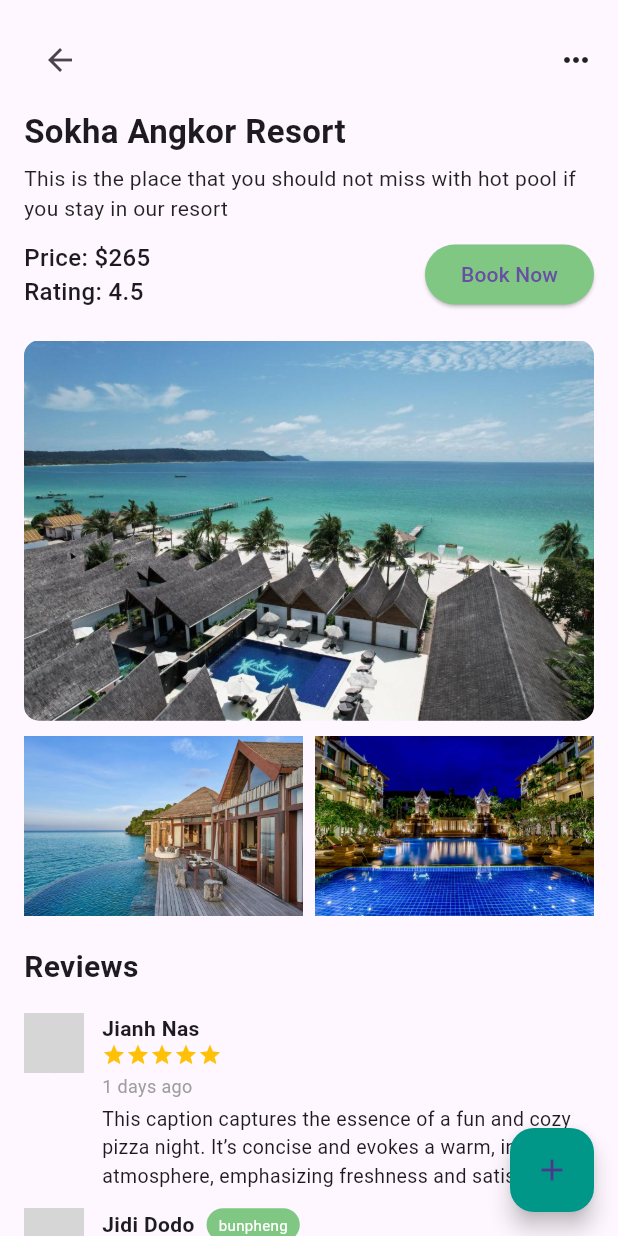
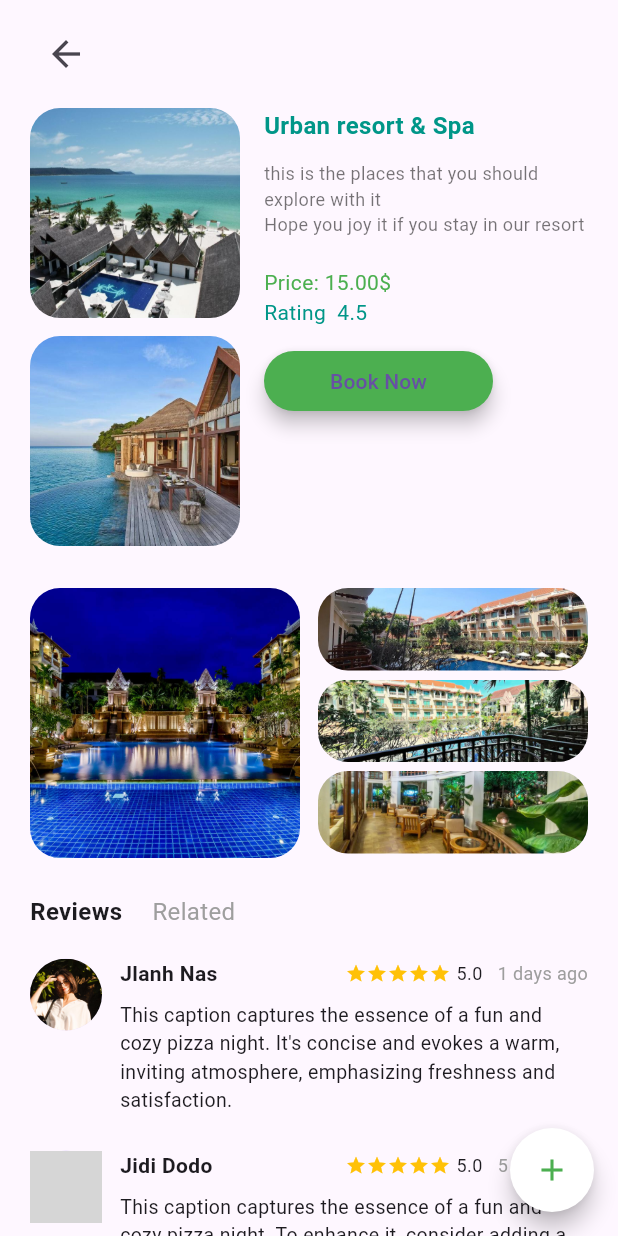
Before and after one commit to DeangDane/Flutter-TripTrek, a Flutter app: the PlaceDetailScreen screen opened directly, on a phone screen of 412 x 824 dp. Run offline on Flutter 3.47's test engine with Material 3 defaults, Android fonts, the phone set to English and light mode, and no system bars; our stand-ins replace image_picker, shared_preferences; accounts and stored records are empty; grey boxes are pictures that could not be loaded.

Commit message:
home place detail

```diff
--- a/lib/main.dart
+++ b/lib/main.dart
@@ -1,5 +1,7 @@
 import 'package:flutter/material.dart';
 import 'package:triptrek/screens/loading.dart';
+
+
 void main() {
   runApp(const MyApp());
 }
--- a/lib/screens/s2-home/place_detail_screen.dart
+++ b/lib/screens/s2-home/place_detail_screen.dart
@@ -1,180 +1,215 @@
 import 'package:flutter/material.dart';
+// import 'package:triptrek/widgets/feedback_modal.dart'; // ✅ Import your modal
 
 class PlaceDetailScreen extends StatelessWidget {
   const PlaceDetailScreen({super.key});
 
+  Widget _roundedImage(String path, double width, double height) {
+    return ClipRRect(
+      borderRadius: BorderRadius.circular(20),
+      child: Image.asset(path, width: width, height: height, fit: BoxFit.cover),
+    );
+  }
+
+  Widget _reviewTile({
+    required String avatar,
+    required String name,
+    required String date,
+    required String comment,
+    required double rating,
+  }) {
+    return Padding(
+      padding: const EdgeInsets.only(bottom: 24),
+      child: Row(
+        crossAxisAlignment: CrossAxisAlignment.start,
+        children: [
+          CircleAvatar(backgroundImage: AssetImage(avatar), radius: 24),
+          const SizedBox(width: 12),
+          Expanded(
+            child: Column(
+              crossAxisAlignment: CrossAxisAlignment.start,
+              children: [
+                Row(
+                  children: [
+                    Text(name, style: const TextStyle(fontWeight: FontWeight.bold)),
+                    const Spacer(),
+                    Row(
+                      children: List.generate(
+                          5,
+                          (index) => const Icon(
+                                Icons.star,
+                                size: 14,
+                                color: Colors.amber,
+                              )),
+                    ),
+                    const SizedBox(width: 4),
+                    Text('$rating', style: const TextStyle(fontSize: 12)),
+                    const SizedBox(width: 10),
+                    Text(date, style: const TextStyle(fontSize: 12, color: Colors.grey)),
+                  ],
+                ),
+                const SizedBox(height: 8),
+                Text(comment, style: const TextStyle(fontSize: 13)),
+              ],
+            ),
+          ),
+        ],
+      ),
+    );
+  }
+
   @override
   Widget build(BuildContext context) {
     return Scaffold(
+      floatingActionButton: FloatingActionButton(
+        backgroundColor: Colors.white,
+        shape: const CircleBorder(),
+        onPressed: () {
+          showModalBottomSheet(
+            context: context,
+            isScrollControlled: true,
+            shape: const RoundedRectangleBorder(
+              borderRadius: BorderRadius.vertical(top: Radius.circular(20)),
+            ),
+            builder: (context) => const Center(child: Text('Feedback Modal Placeholder')), // TODO: Replace with actual FeedbackModal widget
+          );
+        },
+        child: const Icon(Icons.add, color: Colors.green),
+      ),
       body: SafeArea(
         child: SingleChildScrollView(
-          padding: const EdgeInsets.all(16),
+          padding: const EdgeInsets.symmetric(horizontal: 20, vertical: 12),
           child: Column(
             crossAxisAlignment: CrossAxisAlignment.start,
             children: [
-              // Back button + title
+              IconButton(
+                icon: const Icon(Icons.arrow_back, size: 28),
+                onPressed: () => Navigator.pop(context),
+              ),
+              const SizedBox(height: 12),
+
+              /// ✅ Header layout (Top): Left images, right info
               Row(
+                crossAxisAlignment: CrossAxisAlignment.start,
                 children: [
-                  IconButton(
-                    icon: const Icon(Icons.arrow_back),
-                    onPressed: () => Navigator.pop(context),
+                  Column(
+                    children: [
+                      _roundedImage('assets/images/resort1.jpg', 140, 140),
+                      const SizedBox(height: 12),
+                      _roundedImage('assets/images/resort2.jpg', 140, 140),
+                    ],
                   ),
-                  const Spacer(),
-                  const Icon(Icons.more_horiz),
-                ],
-              ),
-
-              const SizedBox(height: 8),
-              const Text(
-                "Sokha Angkor Resort",
-                style: TextStyle(fontSize: 22, fontWeight: FontWeight.bold),
-              ),
-              const SizedBox(height: 6),
-              const Text(
-                "This is the place that you should not miss with hot pool if you stay in our resort",
-                style: TextStyle(fontSize: 14, color: Colors.black87),
-              ),
-
-              const SizedBox(height: 10),
-
-              Row(
-                mainAxisAlignment: MainAxisAlignment.spaceBetween,
-                children: [
-                  const Text(
-                    "Price: \$265\nRating: 4.5",
-                    style: TextStyle(fontSize: 16, fontWeight: FontWeight.w500),
-                  ),
-                  ElevatedButton(
-                    onPressed: () {},
-                    style: ElevatedButton.styleFrom(
-                      backgroundColor: Colors.green[300],
-                      shape: RoundedRectangleBorder(
-                        borderRadius: BorderRadius.circular(20),
-                      ),
+                  const SizedBox(width: 16),
+                  Expanded(
+                    child: Column(
+                      crossAxisAlignment: CrossAxisAlignment.start,
+                      children: [
+                        const Text(
+                          'Urban resort & Spa',
+                          style: TextStyle(
+                            fontSize: 16,
+                            fontWeight: FontWeight.bold,
+                            color: Colors.teal,
+                          ),
+                        ),
+                        const SizedBox(height: 12),
+                        const Text(
+                          'this is the places that you should explore with it\nHope you joy it if you stay in our resort',
+                          style: TextStyle(fontSize: 12, color: Colors.black54),
+                        ),
+                        const SizedBox(height: 20),
+                        const Text('Price: 15.00\$',
+                            style: TextStyle(color: Colors.green)),
+                        const Text('Rating  4.5',
+                            style: TextStyle(color: Colors.teal)),
+                        const SizedBox(height: 12),
+                        ElevatedButton(
+                          onPressed: () {},
+                          style: ElevatedButton.styleFrom(
+                            backgroundColor: Colors.green,
+                            shape: RoundedRectangleBorder(
+                              borderRadius: BorderRadius.circular(30),
+                            ),
+                            elevation: 5,
+                          ),
+                          child: const Padding(
+                            padding: EdgeInsets.symmetric(horizontal: 20),
+                            child: Text('Book Now'),
+                          ),
+                        ),
+                      ],
                     ),
-                    child: const Text("Book Now"),
                   )
                 ],
               ),
 
-              const SizedBox(height: 20),
+              const SizedBox(height: 28),
 
-              // Gallery
-              ClipRRect(
-                borderRadius: BorderRadius.circular(10),
-                child: Image.asset("assets/images/resort1.jpg"),
-              ),
-              const SizedBox(height: 10),
+              /// ✅ Gallery layout (Bottom): 1 wide + 3 stacked
               Row(
+                crossAxisAlignment: CrossAxisAlignment.start,
                 children: [
-                  Expanded(child: Image.asset("assets/images/resort2.jpg", height: 120, fit: BoxFit.cover)),
-                  const SizedBox(width: 8),
-                  Expanded(child: Image.asset("assets/images/resort3.jpg", height: 120, fit: BoxFit.cover)),
+                  Expanded(
+                    flex: 1,
+                    child: _roundedImage('assets/images/resort3.jpg', double.infinity, 180),
+                  ),
+                  const SizedBox(width: 12),
+                  Expanded(
+                    flex: 1,
+                    child: Column(
+                      children: [
+                        _roundedImage('assets/images/resort4.jpg', double.infinity, 55),
+                        const SizedBox(height: 6),
+                        _roundedImage('assets/images/resort5.jpg', double.infinity, 55),
+                        const SizedBox(height: 6),
+                        _roundedImage('assets/images/resort6.jpg', double.infinity, 55),
+                      ],
+                    ),
+                  ),
                 ],
               ),
 
+              const SizedBox(height: 24),
+
+              /// Tabs
+              Row(
+                children: const [
+                  Text('Reviews', style: TextStyle(fontWeight: FontWeight.bold, fontSize: 16)),
+                  SizedBox(width: 20),
+                  Text('Related', style: TextStyle(color: Colors.grey, fontSize: 16)),
+                ],
+              ),
               const SizedBox(height: 20),
 
-              const Text(
-                "Reviews",
-                style: TextStyle(fontSize: 20, fontWeight: FontWeight.bold),
+              /// Reviews
+              _reviewTile(
+                avatar: 'assets/images/p1.jpg',
+                name: 'Jlanh Nas',
+                date: '1 days ago',
+                rating: 5.0,
+                comment:
+                    "This caption captures the essence of a fun and cozy pizza night. It's concise and evokes a warm, inviting atmosphere, emphasizing freshness and satisfaction.",
               ),
-
-              const SizedBox(height: 16),
-              _buildReview(
-                avatar: "assets/images/user1.jpg",
-                name: "Jianh Nas",
-                rating: 5,
-                timeAgo: "1 days ago",
+              _reviewTile(
+                avatar: 'assets/images/p2.jpg',
+                name: 'Jidi Dodo',
+                date: '5 days ago',
+                rating: 5.0,
                 comment:
-                    "This caption captures the essence of a fun and cozy pizza night. It’s concise and evokes a warm, inviting atmosphere, emphasizing freshness and satisfaction.",
+                    "This caption captures the essence of a fun and cozy pizza night. To enhance it, consider adding a playful element or a specific detail.",
               ),
-              const SizedBox(height: 12),
-              _buildReview(
-                avatar: "assets/images/user2.jpg",
-                name: "Jidi Dodo",
-                rating: 5,
-                timeAgo: "5 days ago",
-                badge: "bunpheng",
+              _reviewTile(
+                avatar: 'assets/images/p3.jpg',
+                name: 'Moso sas',
+                date: '4 days ago',
+                rating: 5.0,
                 comment:
-                    "This caption captures the essence of a fun and cozy pizza night. Add a playful element or detail like fresh basil, zesty tomatoes, and gooey cheese.",
+                    "Homemade pizza night! With fresh basil, zesty tomatoes, and gooey cheese — happy tummies all around!",
               ),
-              const SizedBox(height: 12),
-              _buildReview(
-                avatar: "assets/images/user3.jpg",
-                name: "Moso sas",
-                rating: 5,
-                timeAgo: "4 days ago",
-                comment:
-                    "This caption captures the essence of a fun and cozy pizza night. It’s concise and emphasizes a warm, happy vibe all around!",
-              ),
-              const SizedBox(height: 40),
             ],
           ),
         ),
       ),
-      floatingActionButton: FloatingActionButton(
-        onPressed: () {},
-        backgroundColor: Colors.teal,
-        child: const Icon(Icons.add),
-      ),
-    );
-  }
-
-  Widget _buildReview({
-    required String avatar,
-    required String name,
-    required int rating,
-    required String timeAgo,
-    required String comment,
-    String? badge,
-  }) {
-    return Row(
-      crossAxisAlignment: CrossAxisAlignment.start,
-      children: [
-        CircleAvatar(backgroundImage: AssetImage(avatar), radius: 20),
-        const SizedBox(width: 12),
-        Expanded(
-          child: Column(
-            crossAxisAlignment: CrossAxisAlignment.start,
-            children: [
-              Row(
-                children: [
-                  Text(name, style: const TextStyle(fontWeight: FontWeight.bold)),
-                  const SizedBox(width: 8),
-                  if (badge != null)
-                    Container(
-                      padding: const EdgeInsets.symmetric(horizontal: 8, vertical: 4),
-                      decoration: BoxDecoration(
-                        color: Colors.green[300],
-                        borderRadius: BorderRadius.circular(12),
-                      ),
-                      child: Text(
-                        badge,
-                        style: const TextStyle(fontSize: 10, color: Colors.white),
-                      ),
-                    )
-                ],
-              ),
-              Row(
-                children: List.generate(5, (index) {
-                  return Icon(Icons.star, size: 16, color: index < rating ? Colors.amber : Colors.grey[300]);
-                }),
-              ),
-              const SizedBox(height: 4),
-              Text(
-                timeAgo,
-                style: const TextStyle(color: Colors.grey, fontSize: 12),
-              ),
-              const SizedBox(height: 4),
-              Text(
-                comment,
-                style: const TextStyle(fontSize: 13),
-              )
-            ],
-          ),
-        )
-      ],
     );
   }
 }
--- a/lib/widgets/event_card.dart
+++ b/lib/widgets/event_card.dart
@@ -1,5 +1,4 @@
 import 'package:flutter/material.dart';
-
 class EventCard extends StatelessWidget {
   final Map<String, String> event;
   const EventCard({super.key, required this.event});
--- /dev/null
+++ b/lib/widgets/feedback_modal.dart
@@ -0,0 +1,108 @@
+import 'package:flutter/material.dart';
+
+class FeedbackModal extends StatelessWidget {
+  const FeedbackModal({super.key});
+
+  @override
+  Widget build(BuildContext context) {
+    return Padding(
+      padding: EdgeInsets.only(
+        top: 16,
+        bottom: MediaQuery.of(context).viewInsets.bottom + 20,
+        left: 20,
+        right: 20,
+      ),
+      child: Column(
+        mainAxisSize: MainAxisSize.min,
+        children: [
+          // Header
+          Row(
+            children: [
+              IconButton(
+                icon: const Icon(Icons.arrow_back),
+                onPressed: () => Navigator.pop(context),
+              ),
+              const Text("FeedBack", style: TextStyle(fontSize: 16, fontWeight: FontWeight.w600)),
+            ],
+          ),
+
+          const SizedBox(height: 10),
+
+          const Text("Rate Your Experience", style: TextStyle(fontWeight: FontWeight.bold)),
+          const Text("Are you Satisfied with the Service?", style: TextStyle(fontSize: 12, color: Colors.grey)),
+
+          const SizedBox(height: 10),
+
+          // Stars
+          Row(
+            mainAxisAlignment: MainAxisAlignment.center,
+            children: List.generate(5, (_) => const Icon(Icons.star_border, size: 30)),
+          ),
+
+          const SizedBox(height: 20),
+
+          // Chips section
+          const Align(
+            alignment: Alignment.centerLeft,
+            child: Text("Tell us what can be Improved?", style: TextStyle(fontWeight: FontWeight.bold)),
+          ),
+          const SizedBox(height: 10),
+          Wrap(
+            spacing: 10,
+            runSpacing: 10,
+            children: [
+              _chip("Overall Service", selected: true),
+              _chip("Customer Support"),
+              _chip("Speed and Efficiency"),
+              _chip("Repair Quality"),
+              _chip("Pickup and Delivery Service"),
+              _chip("Transparency"),
+            ],
+          ),
+
+          const SizedBox(height: 20),
+
+          // Feedback box
+          TextField(
+            maxLines: 6,
+            decoration: InputDecoration(
+              hintText: "Tell us on how can we improve more",
+              border: OutlineInputBorder(
+                borderRadius: BorderRadius.circular(6),
+              ),
+            ),
+          ),
+
+          const SizedBox(height: 20),
+
+          // Submit Button
+          SizedBox(
+            width: double.infinity,
+            child: OutlinedButton(
+              onPressed: () => Navigator.pop(context),
+              style: OutlinedButton.styleFrom(
+                side: const BorderSide(color: Colors.teal),
+                shape: RoundedRectangleBorder(borderRadius: BorderRadius.circular(10)),
+              ),
+              child: const Text("Submit", style: TextStyle(color: Colors.teal)),
+            ),
+          ),
+        ],
+      ),
+    );
+  }
+
+  Widget _chip(String label, {bool selected = false}) {
+    return Container(
+      padding: const EdgeInsets.symmetric(horizontal: 12, vertical: 8),
+      decoration: BoxDecoration(
+        color: selected ? const Color(0xFF4ECDC4) : Colors.grey.shade200,
+        borderRadius: BorderRadius.circular(20),
+      ),
+      child: Text(
+        label,
+        style: TextStyle(color: selected ? Colors.white : Colors.black87),
+      ),
+    );
+  }
+}
```
Also changed, not shown: assets/images/p1.jpg (added), assets/images/p3.jpg (added), 1 other file.
